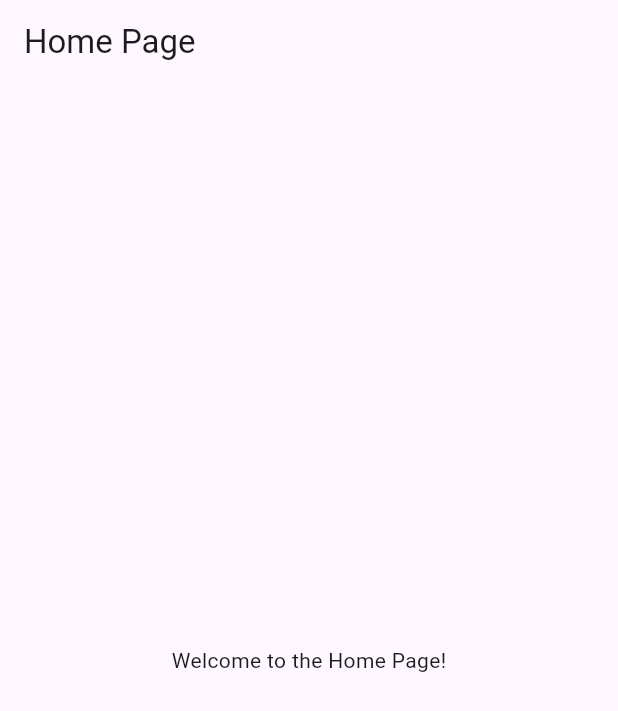
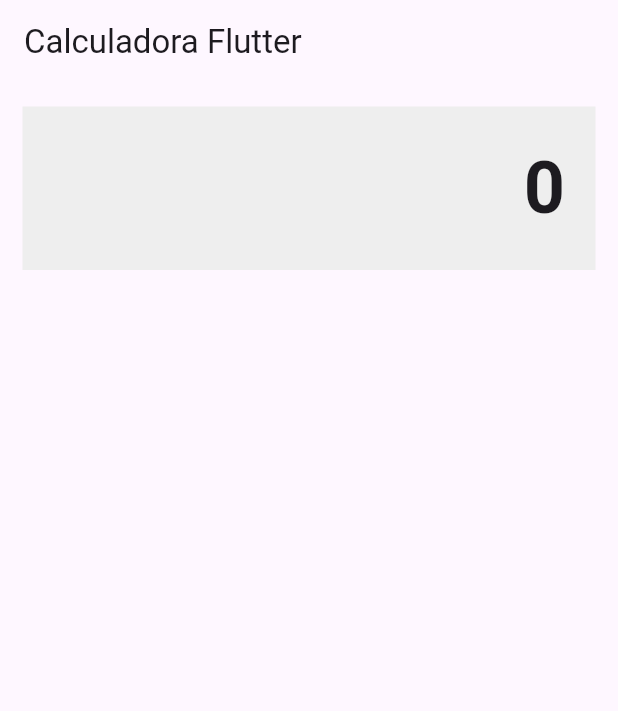
Before and after one commit to W17Code/calculadora_flutter, a Flutter app: the screen it shows after launch, on a phone screen of 412 x 824 dp. Shown: the top 711 px of the screen. Run offline on Flutter 3.47's test engine with Material 3 defaults, Android fonts, the phone set to English and light mode, and no system bars.

Commit message:
Actualiza la página principal para mostrar la pantalla donde se vera el resultado y las operaciones

```diff
--- a/lib/home/home.dart
+++ b/lib/home/home.dart
@@ -6,8 +6,26 @@ class MyHomePage extends StatelessWidget {
   @override
   Widget build(BuildContext context) {
     return Scaffold(
-      appBar: AppBar(title: const Text('Home Page')),
-      body: const Center(child: Text('Welcome to the Home Page!')),
+      appBar: AppBar(title: const Text('Calculadora Flutter')),
+      body: Column(
+        mainAxisAlignment: MainAxisAlignment.start,
+        children: [
+          Padding(
+            padding: const EdgeInsets.all(15.0),
+            child: Container(
+              width: double.infinity,
+              padding: const EdgeInsets.all(20),
+              color: Colors.grey[200],
+              child: const Text(
+                '0',
+                style: TextStyle(fontSize: 48, fontWeight: FontWeight.bold),
+                textAlign: TextAlign.right,
+              ),
+            ),
+          ),
+          // Aquí puedes añadir los botones debajo
+        ],
+      ),
     );
   }
 }
```
